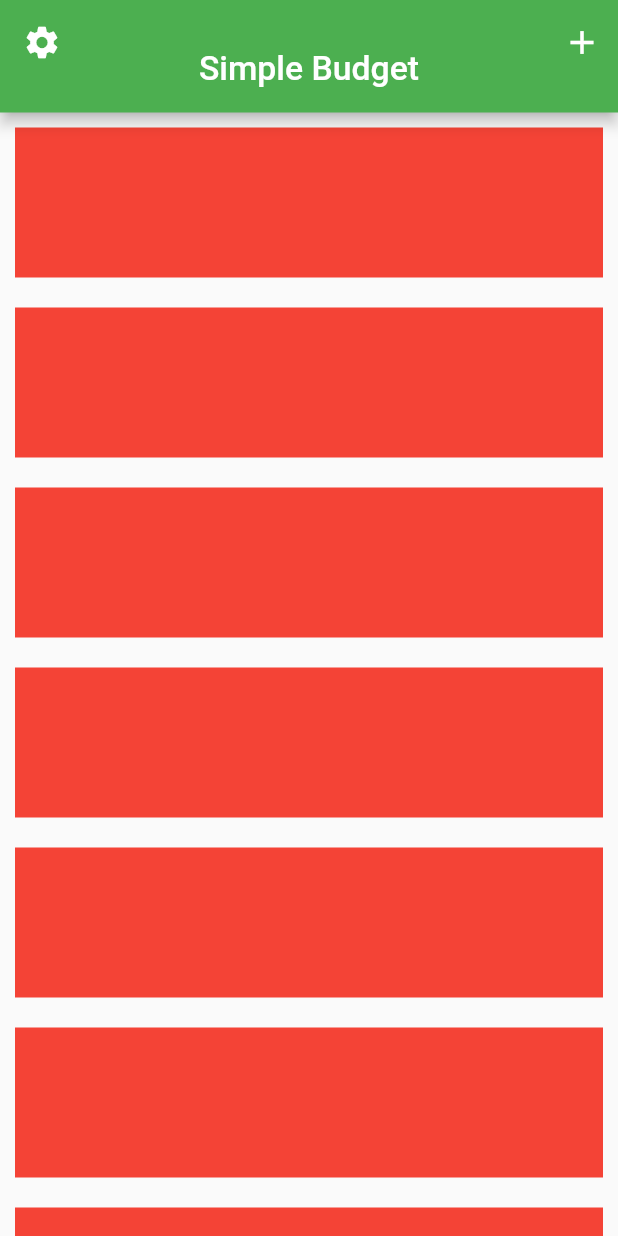
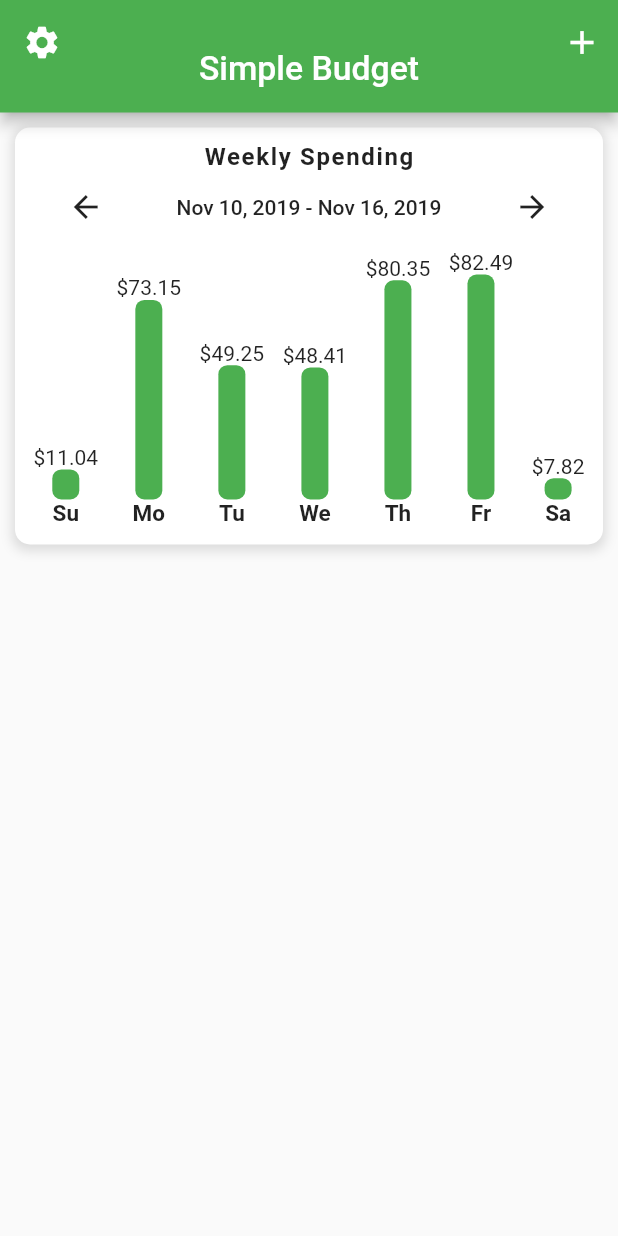
Before and after one commit to Wagner-Coche/budget_app, a Flutter app: the screen it shows after launch, on a phone screen of 412 x 824 dp. Run offline on Flutter 3.47's test engine with Material 2 defaults, Android fonts, the phone set to English and light mode, and no system bars.

Commit message:
create barChart

```diff
--- a/lib/screens/home_screen.dart
+++ b/lib/screens/home_screen.dart
@@ -1,3 +1,5 @@
+import 'package:budget_app/data/expense_data.dart';
+import 'package:budget_app/widgets/bar_chart.dart';
 import 'package:flutter/material.dart';
 import 'package:flutter/src/foundation/key.dart';
 import 'package:flutter/src/widgets/framework.dart';
@@ -52,11 +54,22 @@ class _HomeScreenState extends State<HomeScreen> {
               (BuildContext context, int index) {
                 return Container(
                   margin: const EdgeInsets.all(10),
-                  height: 100,
-                  color: Colors.red,
+                  decoration: BoxDecoration(
+                    color: Colors.white,
+                    borderRadius: BorderRadius.circular(10),
+                    boxShadow: const <BoxShadow>[
+                      BoxShadow(
+                        color: Colors.black12,
+                        blurRadius: 6,
+                        spreadRadius: 2,
+                        offset: Offset(0, 2)
+                      )
+                    ]
+                  ),
+                  child: BarChart(expenses: weeklySpending),
                 );
               },
-              childCount: 10
+              childCount: 1
             )
           )
         ],
--- /dev/null
+++ b/lib/widgets/bar_chart.dart
@@ -0,0 +1,114 @@
+import 'package:flutter/cupertino.dart';
+import 'package:flutter/material.dart';
+import 'package:flutter/src/foundation/key.dart';
+import 'package:flutter/src/widgets/framework.dart';
+
+class BarChart extends StatelessWidget {
+  const BarChart({Key? key, required this.expenses}) : super(key: key);
+
+  final List<double> expenses;
+
+  @override
+  Widget build(BuildContext context) {
+    double mostExpensive = 0;
+    for (var price in expenses) {
+      if (price > mostExpensive) {
+        mostExpensive = price;
+      }
+    }
+
+    return Column(
+      children: <Widget>[
+        Container(
+          margin: const EdgeInsets.only(top: 10),
+          child: const Text(
+            "Weekly Spending",
+            style: TextStyle(
+              fontSize: 16,
+              letterSpacing: 1.1,
+              fontWeight: FontWeight.bold,
+            ),
+          ),
+        ),
+        Container(
+          margin: const EdgeInsets.symmetric(horizontal: 5),
+          child: Row(
+            mainAxisAlignment: MainAxisAlignment.spaceAround,
+            children: <Widget>[
+              IconButton(
+                onPressed: () {},
+                icon: const Icon(Icons.arrow_back)
+              ),
+              const Text(
+                "Nov 10, 2019 - Nov 16, 2019",
+                style: TextStyle(
+                  fontWeight: FontWeight.w500,
+                ),
+              ),
+              IconButton(
+                onPressed: () {},
+                icon: const Icon(Icons.arrow_forward)
+              )
+            ],
+          ),
+        ),
+        Container(
+          margin: const EdgeInsets.only(top: 5, bottom: 12    ),
+          child: Row(
+            crossAxisAlignment: CrossAxisAlignment.end,
+            mainAxisAlignment: MainAxisAlignment.spaceEvenly,
+            children: <Widget>[
+              Bar(label: "Su", amountSpent: expenses[0], mostExpensive: mostExpensive),
+              Bar(label: "Mo", amountSpent: expenses[1], mostExpensive: mostExpensive),
+              Bar(label: "Tu", amountSpent: expenses[2], mostExpensive: mostExpensive),
+              Bar(label: "We", amountSpent: expenses[3], mostExpensive: mostExpensive),
+              Bar(label: "Th", amountSpent: expenses[4], mostExpensive: mostExpensive),
+              Bar(label: "Fr", amountSpent: expenses[5], mostExpensive: mostExpensive),
+              Bar(label: "Sa", amountSpent: expenses[6], mostExpensive: mostExpensive)
+            ],
+          ),
+        )
+      ],
+    );
+  }
+}
+
+class Bar extends StatelessWidget {
+  const Bar({Key? key, required this.label, required this.amountSpent, required this.mostExpensive}) : super(key: key);
+
+  final String label;
+  final double amountSpent;
+  final double mostExpensive;
+
+  final double _maxBarHeight = 150.0;
+
+  @override
+  Widget build(BuildContext context) {
+    final barHeight = amountSpent / mostExpensive * _maxBarHeight;
+    return Column(
+      children: <Widget>[
+        Text(
+          "\$${amountSpent.toStringAsFixed(2)}",
+          style: const TextStyle(
+            fontSize: 14
+          ),
+        ),
+        Container(
+          height: barHeight,
+          width: 18,
+          decoration: BoxDecoration(
+            color: Theme.of(context).primaryColor,
+            borderRadius: BorderRadius.circular(6)
+          ),
+        ),
+        Text(
+          label,
+          style: const TextStyle(
+            fontSize: 15,
+            fontWeight: FontWeight.bold
+          ),
+        )
+      ],
+    );
+  }
+}
```
